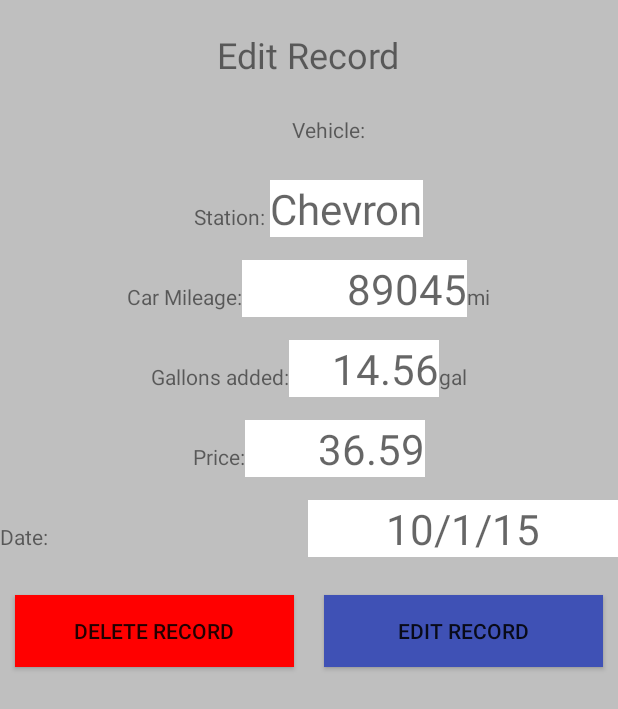
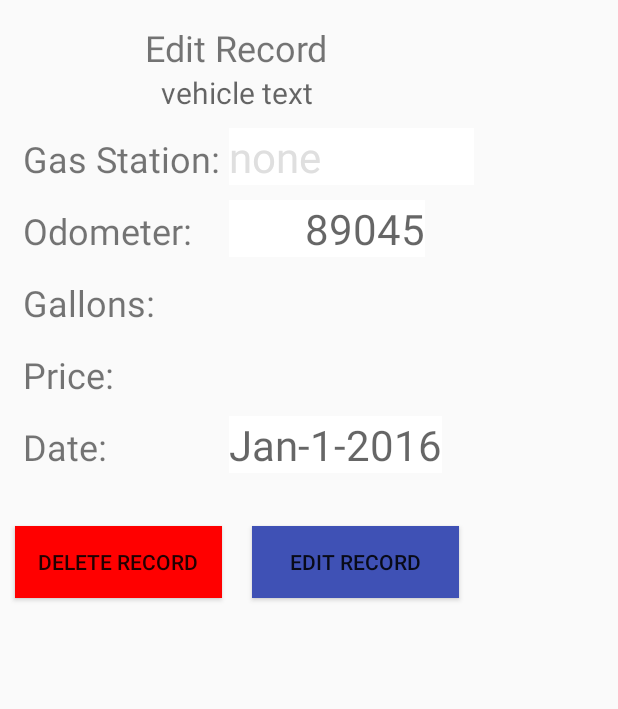
Before and after one commit to jaenudin86/mpg, an Android app: the layout edit_record.xml on its own in the app's theme, with its tools: preview values and no code run, on a phone screen of 412 x 824 dp. Shown: the top 709 px of the screen. Run offline under Robolectric (Android 15) with nearby library versions, the phone set to English and light mode, and no system bars.

Commit message:
changes and fixes

```diff
--- a/app/src/main/res/layout/activity_main.xml
+++ b/app/src/main/res/layout/activity_main.xml
@@ -17,6 +17,7 @@
         android:layout_gravity="start"
         android:fitsSystemWindows="true"
         app:headerLayout="@layout/nav_header_main"
-        app:menu="@menu/activity_main_drawer" />
+        app:menu="@menu/activity_main_drawer"
+        android:theme="@style/drawer_items"/>
 
 </android.support.v4.widget.DrawerLayout>
--- a/app/src/main/res/layout/all_data_listview_fragment.xml
+++ b/app/src/main/res/layout/all_data_listview_fragment.xml
@@ -2,8 +2,8 @@
 <LinearLayout xmlns:android="http://schemas.android.com/apk/res/android"
     android:orientation="vertical"
     android:layout_width="match_parent"
-    android:layout_height="match_parent"
-    android:layout_marginTop="20dp" >
+    android:layout_height="match_parent">
+    <!--android:layout_marginTop="20dp" >-->
     <!--<TextView-->
         <!--android:layout_width="wrap_content"-->
         <!--android:layout_height="wrap_content"-->
--- a/app/src/main/res/layout/edit_record.xml
+++ b/app/src/main/res/layout/edit_record.xml
@@ -1,161 +1,121 @@
 <?xml version="1.0" encoding="utf-8"?>
-<LinearLayout xmlns:android="http://schemas.android.com/apk/res/android"
+<FrameLayout xmlns:android="http://schemas.android.com/apk/res/android"
+    android:layout_width="wrap_content"
+    android:layout_height="wrap_content">
+    <LinearLayout
+        android:layout_width="fill_parent"
+        android:layout_height="wrap_content"
         android:orientation="vertical"
-    android:layout_width="match_parent"
-    android:layout_height="match_parent"
-    android:background="@color/testGray">
+        android:elevation="4dp">
+
         <TextView
             android:layout_width="wrap_content"
             android:layout_height="wrap_content"
             android:text="Edit Record"
             android:textSize="@dimen/dialog_header_text_size"
-        android:layout_gravity="center"
-        android:layout_marginTop="20dp"/>
+            android:layout_gravity="top|center"
+            android:layout_marginTop="15dp"/>
+        <TextView
+            android:layout_width="wrap_content"
+            android:layout_height="wrap_content"
+            android:layout_gravity="top|center"
+            android:hint="vehicle text"
+            android:id="@+id/current_vehicle_edit_record_frag"
+            android:textSize="20dp"/>
+    </LinearLayout>
 
+    <ScrollView
+        android:layout_width="fill_parent"
+        android:layout_height="fill_parent"
+        android:fillViewport="true"
+        android:layout_marginTop="85dp"
+        android:layout_gravity="center_horizontal|top">
         <LinearLayout
             android:layout_width="wrap_content"
             android:layout_height="wrap_content"
-        android:layout_marginTop="20dp"
-        android:layout_gravity="center"
-        android:orientation="horizontal">
-        <TextView
+            android:orientation="vertical">
+
+            <GridLayout
                 android:layout_width="wrap_content"
-            android:layout_height="match_parent"
-            android:gravity="center_vertical"
-            android:text="Vehicle: "
-            android:layout_marginLeft="30dp"/>
+                android:layout_height="wrap_content"
+                android:columnCount="2"
+                android:rowCount="6"
+                android:layout_marginLeft="15dp">
 
                 <TextView
-            android:layout_width="wrap_content"
-            android:layout_height="wrap_content"
-            android:id="@+id/current_vehicle_edit_record_frag"
-            android:textSize="20dp"/>
-
-    </LinearLayout>
-
-    <LinearLayout
-        android:layout_width="wrap_content"
-        android:layout_height="wrap_content"
-        android:orientation="horizontal"
-        android:layout_gravity="center"
-        android:layout_marginTop="20dp">
-        <TextView
-            android:layout_width="wrap_content"
-            android:layout_height="wrap_content"
-            android:text="Station: "/>
-
+                    android:textSize="24sp"
+                    android:text="Gas Station: " />
                 <EditText
                     android:id="@+id/edit_station_location"
-            android:layout_width="wrap_content"
-            android:layout_height="wrap_content"
-            android:hint="Chevron"
+                    android:hint="none"
+                    android:ems="5"
+                    android:textColorHint="@color/verylightgrey"
                     android:textSize="@dimen/entry_text_size"
-            android:background="@color/entryTextBoxColor"/>
-    </LinearLayout>
-
-    <LinearLayout
-        android:layout_width="wrap_content"
-        android:layout_height="wrap_content"
-        android:orientation="horizontal"
-        android:layout_marginTop="15dp"
-        android:layout_gravity="center">
+                    android:background="@color/entryTextBoxColor"
+                    android:layout_marginBottom="10dp"/>
 
                 <TextView
-            android:layout_width="wrap_content"
-            android:layout_height="wrap_content"
-            android:text="Car Mileage:"/>
+                    android:textSize="24sp"
+                    android:text="Odometer: "/>
 
                 <EditText
                     android:id="@+id/edit_mileage"
-            android:layout_width="150dp"
-            android:layout_height="wrap_content"
                     android:hint="89045"
+                    android:ems="4"
                     android:gravity="right"
                     android:inputType="numberDecimal|numberSigned"
                     android:textSize="@dimen/entry_text_size"
-            android:background="@color/entryTextBoxColor"/>
+                    android:background="@color/entryTextBoxColor"
+                    android:layout_marginBottom="10dp"/>
+                <!--<TextView-->
+                <!--android:layout_width="wrap_content"-->
+                <!--android:layout_height="wrap_content"-->
+                <!--android:textSize="24sp"-->
+                <!--android:text="mi"/>-->
                 <TextView
-            android:layout_width="wrap_content"
-            android:layout_height="wrap_content"
-            android:text="mi"/>
-    </LinearLayout>
-
-    <LinearLayout
-        android:layout_width="wrap_content"
-        android:layout_height="wrap_content"
-        android:orientation="horizontal"
-        android:layout_marginTop="15dp"
-        android:layout_gravity="center">
-
-        <TextView
-            android:layout_width="wrap_content"
-            android:layout_height="wrap_content"
-            android:text="Gallons added:"/>
+                    android:textSize="24sp"
+                    android:text="Gallons: "/>
 
                 <EditText
                     android:id="@+id/edit_gallons"
-            android:layout_width="100dp"
-            android:layout_height="wrap_content"
-            android:hint="14.56"
                     android:gravity="right"
                     android:inputType="numberDecimal|numberSigned"
                     android:textSize="@dimen/entry_text_size"
-            android:background="@color/entryTextBoxColor"/>
-        <TextView
-            android:layout_width="wrap_content"
-            android:layout_height="wrap_content"
-            android:text="gal"/>
-    </LinearLayout>
+                    android:background="@color/entryTextBoxColor"
+                    android:layout_marginBottom="10dp"/>
 
-    <LinearLayout
-        android:layout_width="wrap_content"
-        android:layout_height="wrap_content"
-        android:orientation="horizontal"
-        android:layout_marginTop="15dp"
-        android:layout_gravity="center">
+                <!--<TextView-->
+                <!--android:layout_width="wrap_content"-->
+                <!--android:layout_height="wrap_content"-->
+                <!--android:textSize="24sp"-->
+                <!--android:text="gal"/>-->
 
                 <TextView
-            android:layout_width="wrap_content"
-            android:layout_height="wrap_content"
-            android:text="Price:"/>
+                    android:textSize="24sp"
+                    android:text="Price: "/>
 
                 <EditText
                     android:id="@+id/edit_price"
-            android:layout_width="120dp"
-            android:layout_height="wrap_content"
-            android:hint="36.59"
                     android:gravity="right"
                     android:inputType="numberDecimal|numberSigned"
                     android:textSize="@dimen/entry_text_size"
-            android:background="@color/entryTextBoxColor"/>
-
-    </LinearLayout>
-
-    <LinearLayout
-        android:layout_width="match_parent"
-        android:layout_height="wrap_content"
-        android:orientation="horizontal"
-        android:layout_marginTop="15dp"
-        android:layout_gravity="center">
+                    android:background="@color/entryTextBoxColor"
+                    android:layout_marginBottom="10dp"/>
 
                 <TextView
-            android:layout_width="wrap_content"
-            android:layout_height="wrap_content"
-            android:text="Date:"
-            android:layout_weight="2"/>
+                    android:textSize="24sp"
+                    android:text="Date: "/>
 
                 <EditText
                     android:id="@+id/edit_date"
-            android:layout_width="120dp"
-            android:layout_height="wrap_content"
-            android:hint="10/1/15"
-            android:gravity="center"
-            android:layout_weight="1"
                     android:inputType="date"
+                    android:hint="Jan-1-2016"
+                    android:gravity="right"
                     android:textSize="@dimen/entry_text_size"
-            android:background="@color/entryTextBoxColor"/>
+                    android:background="@color/entryTextBoxColor"
+                    android:layout_marginBottom="10dp"/>
 
-    </LinearLayout>
+            </GridLayout>
             <LinearLayout
                 android:layout_width="match_parent"
                 android:layout_height="wrap_content"
@@ -182,7 +142,7 @@
                     android:layout_margin="10dp"
                     android:background="@color/colorPrimary"/>
             </LinearLayout>
+        </LinearLayout>
 
-
-
-</LinearLayout>
+    </ScrollView>
+</FrameLayout>
--- a/app/src/main/res/values/styles.xml
+++ b/app/src/main/res/values/styles.xml
@@ -14,5 +14,9 @@
     </style>
     <style name="AppTheme.AppBarOverlay" parent="ThemeOverlay.AppCompat.Dark.ActionBar" />
     <style name="AppTheme.PopupOverlay" parent="ThemeOverlay.AppCompat.Light" />
+    <style name="drawer_items">
+        <item name="android:textSize">22sp</item>
+        <!--<item name="android:listPreferredItemHeight">90dp</item>-->
+    </style>
 
 </resources>
```
Also changed, not shown: app/src/main/java/com/a/b/mileagetracker/DataAccess/MySQLiteHelper.java (+8 -4 lines), app/src/main/java/com/a/b/mileagetracker/Fragments/EditHistoryFragment.java (+62 -11 lines), app/src/main/java/com/a/b/mileagetracker/Fragments/OverallStatsFragment.java (+30 -17 lines), 1 other file. Lines whose indentation alone changed are shown as unchanged.
